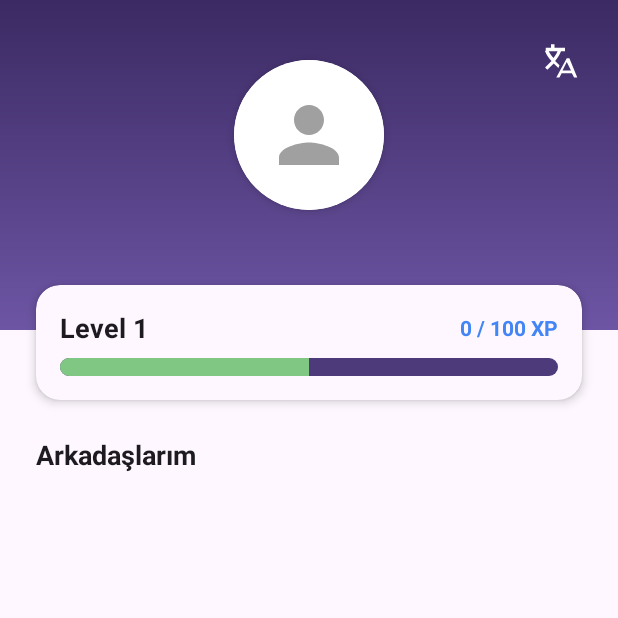
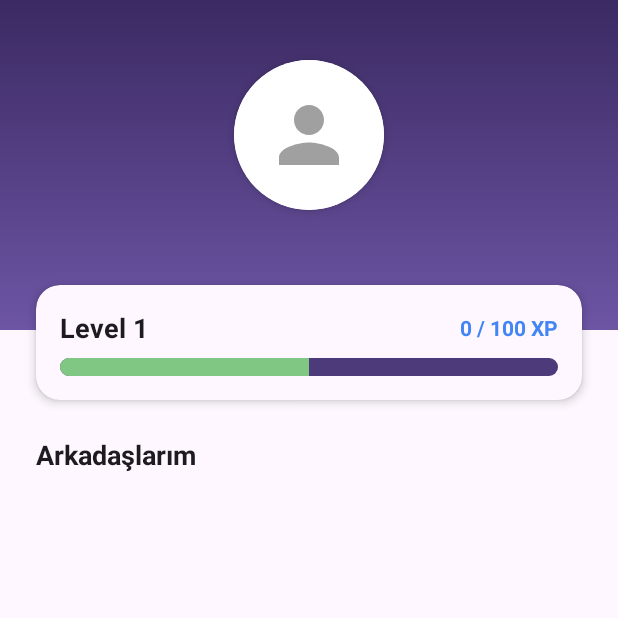
Before and after one commit to Caferix/Smart-Lang, an Android app: the ProfileFragment screen opened through its navigation route, on a phone screen of 412 x 824 dp, the top half of it. Run offline under Robolectric (Android 15) with nearby library versions, the phone set to English and light mode, and no system bars; our stand-ins replace Dagger/Hilt's generated code, Firebase (no records; nobody signed in at launch, a user with empty details on screens opened directly), navigation-ui; 10 statements that could not run were skipped.

```diff
--- a/app/src/main/java/com/scu/smartlang/presentation/ui/home/MainActivity.java
+++ b/app/src/main/java/com/scu/smartlang/presentation/ui/home/MainActivity.java
@@ -43,35 +43,32 @@ public class MainActivity extends AppCompatActivity {
         navController = navHostFragment.getNavController();
         navView = findViewById(R.id.nav_view);
 
-        // === KRİTİK DÜZELTME BAŞLANGICI ===
-        // Bu blok sadece uygulama "soğuk başlatma" ile açıldığında çalışır.
-        // Tema değişimi gibi Activity'nin yeniden oluşturulduğu durumlarda (savedInstanceState != null)
-        // bu blok atlanır ve Navigation Component kullanıcının kaldığı son sayfayı (Ayarlar) hatırlar.
-        if (savedInstanceState == null) {
+        // 2. NavGraph'ı yükle
         NavGraph navGraph = navController.getNavInflater().inflate(R.navigation.main_nav_graph);
 
+        // 3. OTURUM KONTROLÜ: Başlangıç noktasını dinamik olarak ayarla
         if (firebaseAuth.getCurrentUser() != null) {
-                // Oturum açıksa Ana Sayfa
+            // Oturum açıksa, Ana Sayfa'dan başla
             navGraph.setStartDestination(R.id.navigation_home);
         } else {
-                // Değilse Giriş Yap
+            // Oturum kapalıysa, Giriş Ekranı'ndan başla
             navGraph.setStartDestination(R.id.signInFragment);
         }
 
+        // 4. NavController'a güncel NavGraph'ı ata
         navController.setGraph(navGraph);
-        }
-        // === KRİTİK DÜZELTME SONU ===
 
         // 5. Bottom Navigation'ı NavController ile bağla
         NavigationUI.setupWithNavController(navView, navController);
 
-        // 6. BottomNav Görünürlük Mantığı
+        // 6. BottomNav Görünürlük Mantığı - GÜNCELLENEN KISIM
         navController.addOnDestinationChangedListener((controller, destination, arguments) -> {
             int destinationId = destination.getId();
 
+            // Profil sayfasında (navigation_profile) da alt menünün görünmesini sağlıyoruz
             if (destinationId == R.id.navigation_home ||
                     destinationId == R.id.navigation_leaderboard ||
-                    destinationId == R.id.navigation_profile ||
+                    destinationId == R.id.navigation_profile || // YENİ EKLENDİ
                     destinationId == R.id.navigation_settings) {
                 navView.setVisibility(View.VISIBLE);
             } else {
--- a/app/src/main/java/com/scu/smartlang/presentation/ui/profile/ProfileFragment.java
+++ b/app/src/main/java/com/scu/smartlang/presentation/ui/profile/ProfileFragment.java
@@ -4,11 +4,8 @@ import android.os.Bundle;
 import android.view.LayoutInflater;
 import android.view.View;
 import android.view.ViewGroup;
-import android.widget.ImageView; // ImageView eklendi
 import android.widget.ProgressBar;
 import android.widget.TextView;
-import android.widget.Toast;
-
 import androidx.annotation.NonNull;
 import androidx.annotation.Nullable;
 import androidx.fragment.app.Fragment;
@@ -30,8 +27,7 @@ public class ProfileFragment extends Fragment {
     private TextView tvName, tvLevel, tvXp;
     private ProgressBar pbXp;
     private RecyclerView rvFriends;
-    private ImageView ivLanguageSettings; // Buton yerine ImageView
-    private FriendsAdapter friendsAdapter;
+    private FriendsAdapter friendsAdapter; // Adaptörü sınıf seviyesinde tutmak iyi olabilir
 
     @Override
     public View onCreateView(@NonNull LayoutInflater inflater, ViewGroup container,
@@ -51,14 +47,6 @@ public class ProfileFragment extends Fragment {
         tvXp = view.findViewById(R.id.tv_xp_label);
         pbXp = view.findViewById(R.id.pb_profile_xp);
         rvFriends = view.findViewById(R.id.rv_friends);
-
-        // Yeni ikon tanımı
-        ivLanguageSettings = view.findViewById(R.id.iv_language_settings);
-
-        // İkona tıklayınca çalışacak kod
-        ivLanguageSettings.setOnClickListener(v ->
-                Toast.makeText(getContext(), "Dil seçme menüsü açılacak (Çoklu dil desteği yakında!)", Toast.LENGTH_SHORT).show()
-        );
 
         setupFriendsList();
         observeUserData();
@@ -102,7 +90,10 @@ public class ProfileFragment extends Fragment {
     }
 
     private void setupFriendsList() {
+        // Sabit isimler kaldırıldı.
+        // Arkadaşın buraya veritabanından veri çeken kodu entegre edecek.
         List<FriendsAdapter.FriendModel> emptyList = new ArrayList<>();
+
         friendsAdapter = new FriendsAdapter(emptyList);
         rvFriends.setLayoutManager(new LinearLayoutManager(getContext()));
         rvFriends.setAdapter(friendsAdapter);
--- a/app/src/main/res/layout/fragment_profile.xml
+++ b/app/src/main/res/layout/fragment_profile.xml
@@ -11,22 +11,6 @@
         android:layout_width="match_parent"
         android:layout_height="220dp"
         android:background="@drawable/gradient_background_game"
-        app:layout_constraintTop_toTopOf="parent" />
-
-    <ImageView
-        android:id="@+id/iv_language_settings"
-        android:layout_width="48dp"
-        android:layout_height="48dp"
-        android:layout_marginTop="16dp"
-        android:layout_marginEnd="16dp"
-        android:background="?attr/selectableItemBackgroundBorderless"
-        android:clickable="true"
-        android:contentDescription="Dili Değiştir"
-        android:focusable="true"
-        android:padding="10dp"
-        android:src="@drawable/ic_translate_24dp"
-        app:tint="@color/white"
-        app:layout_constraintEnd_toEndOf="parent"
         app:layout_constraintTop_toTopOf="parent" />
 
     <androidx.cardview.widget.CardView
--- a/app/src/main/res/layout/fragment_settings.xml
+++ b/app/src/main/res/layout/fragment_settings.xml
@@ -86,7 +86,7 @@
 
                 <ImageView
                     android:layout_width="24dp"
-                    android:layout_height="24dp"
+                    android:layout_height="34dp"
                     android:layout_marginEnd="16dp"
                     android:contentDescription="Koyu Tema İkonu"
                     android:src="@drawable/ic_dark_mode_24dp"
```
Lines whose indentation alone changed are shown as unchanged.
